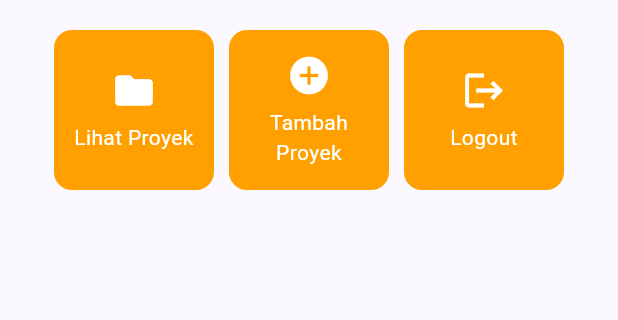
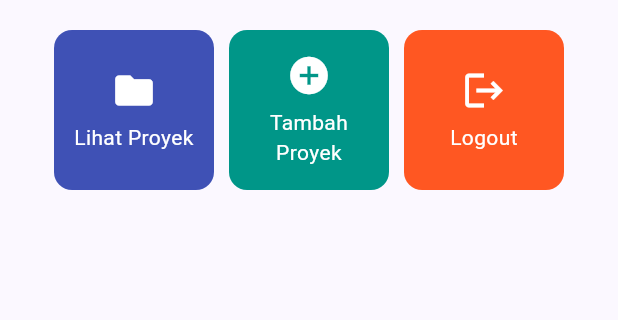
Before and after one commit to hasyaazzahra256/myportofolio_mobile, a Flutter app: the screen it shows after launch, on a phone screen of 412 x 824 dp, the part 387-707 px from its top. Run offline on Flutter 3.47's test engine with Material 3 defaults, Android fonts, the phone set to English and light mode, and no system bars.

Commit message:
feat(mobile): add color attribute to ItemHomepage and customize unique background colors for ItemCard

```diff
--- a/lib/menu.dart
+++ b/lib/menu.dart
@@ -3,7 +3,8 @@ import 'package:flutter/material.dart';
 class ItemHomepage {
   final String name;
   final IconData icon;
-  ItemHomepage(this.name, this.icon);
+  final Color color;
+  ItemHomepage(this.name, this.icon, this.color);
 }
 
 class MyHomePage extends StatelessWidget {
@@ -14,10 +15,10 @@ class MyHomePage extends StatelessWidget {
   final String kelas = "PBP A";
 
   final List<ItemHomepage> items = [
-    ItemHomepage("Lihat Proyek", Icons.folder),
-    ItemHomepage("Tambah Proyek", Icons.add_circle),
-    ItemHomepage("Logout", Icons.logout),
-  ];
+  ItemHomepage("Lihat Proyek", Icons.folder, Colors.indigo),
+  ItemHomepage("Tambah Proyek", Icons.add_circle, Colors.teal),
+  ItemHomepage("Logout", Icons.logout, Colors.deepOrange),
+];
 
   @override
   Widget build(BuildContext context) {
@@ -115,7 +116,7 @@ class ItemCard extends StatelessWidget {
   @override
   Widget build(BuildContext context) {
     return Material(
-      color: Theme.of(context).colorScheme.secondary,
+      color: item.color, // Menggunakan warna unik dari item
       borderRadius: BorderRadius.circular(12),
       child: InkWell(
         onTap: () {
```
